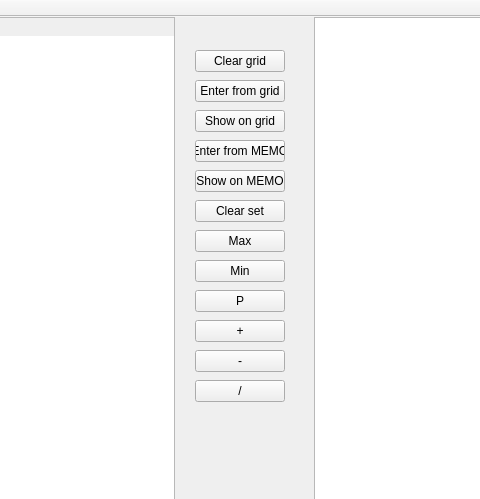
This is lab7/mainwindow.ui in 1VikaLox1/OOP_labs as Qt 5 draws it before an edit; both pictures show x 386 to 866 and y 0 to 499 of the 1145 by 655 pixel window. The edited form follows.
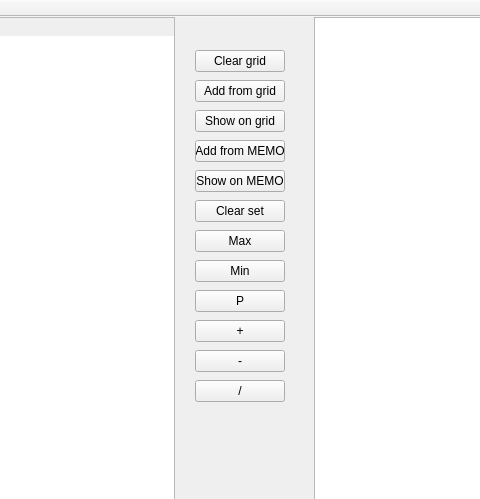
This is the edited form.

What changed in the file:
```diff
--- a/lab7/mainwindow.ui
+++ b/lab7/mainwindow.ui
@@ -42,7 +42,7 @@
      </rect>
     </property>
    </widget>
-   <widget class="QWidget" name="">
+   <widget class="QWidget" name="layoutWidget">
     <property name="geometry">
      <rect>
       <x>570</x>
@@ -62,7 +62,7 @@
      <item>
       <widget class="QPushButton" name="enterElemsBtn">
        <property name="text">
-        <string>Enter from grid</string>
+        <string>Add from grid</string>
        </property>
       </widget>
      </item>
@@ -76,7 +76,7 @@
      <item>
       <widget class="QPushButton" name="EnterMEMOBtn">
        <property name="text">
-        <string>Enter from MEMO</string>
+        <string>Add from MEMO</string>
        </property>
       </widget>
      </item>
```
